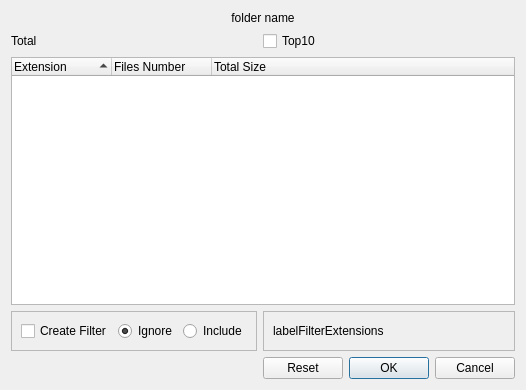
artemvlas/veretino, file src/foldercontentsdialog.ui: the form before one commit.
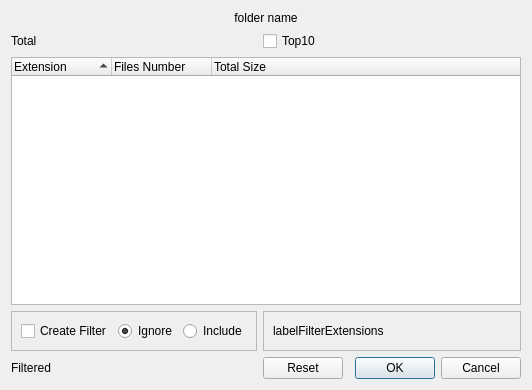
The form after the commit.

Commit message: [FolderContentsDialog] added number-size of filtered

The edit to the form file:
```diff
--- a/src/foldercontentsdialog.ui
+++ b/src/foldercontentsdialog.ui
@@ -6,7 +6,7 @@
    <rect>
     <x>0</x>
     <y>0</y>
-    <width>446</width>
+    <width>532</width>
     <height>390</height>
    </rect>
   </property>
@@ -131,6 +131,13 @@
      </property>
     </widget>
    </item>
+   <item row="5" column="0">
+    <widget class="QLabel" name="labelTotalFiltered">
+     <property name="text">
+      <string>Filtered</string>
+     </property>
+    </widget>
+   </item>
   </layout>
  </widget>
  <resources/>
```
The commit also changes 2 other files.
